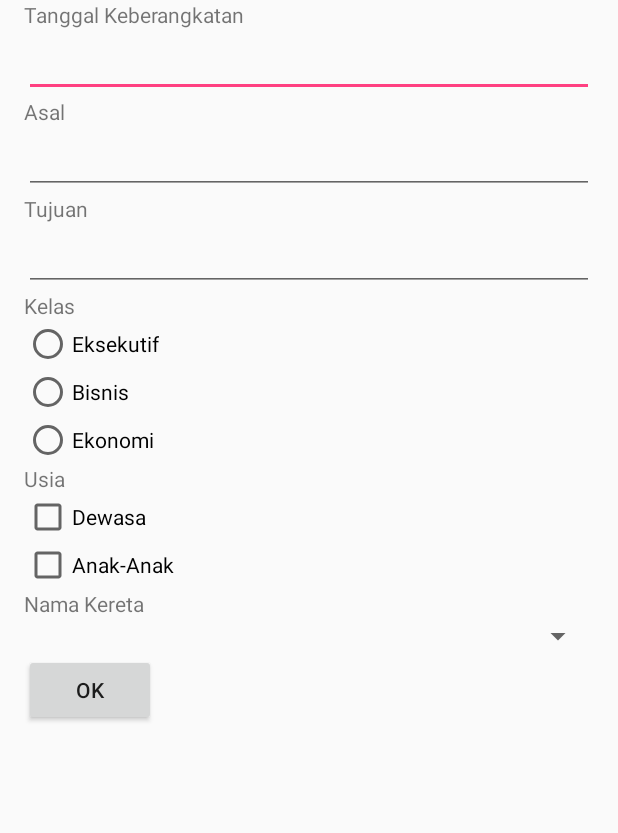
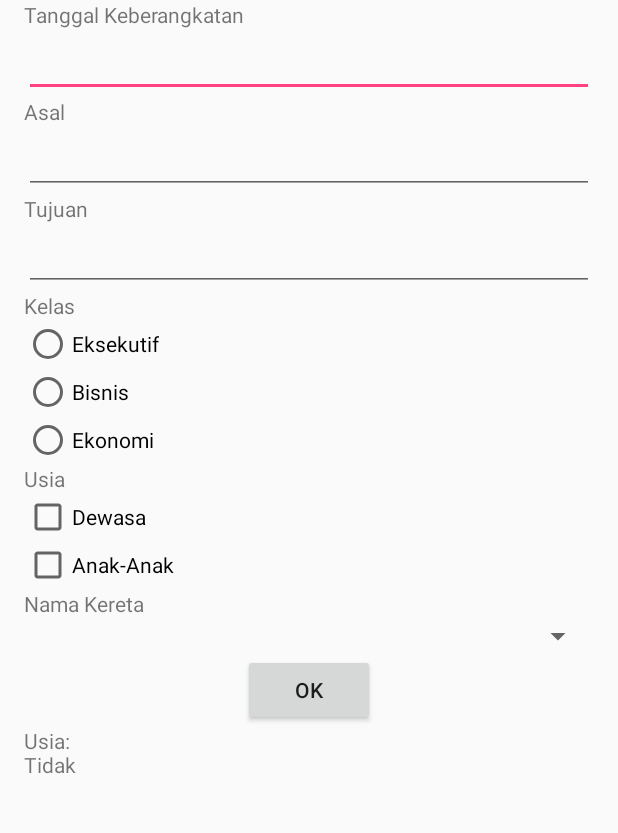
Before and after one commit to ifanrifaihardiyanto/Formulir, an Android app: the screen it shows after launch (MainActivity), after a tap on "OK", on a phone screen of 412 x 824 dp, the part 232-1065 px from its top. Run offline under Robolectric (Android 15) with nearby library versions, the phone set to English and light mode, and no system bars.

```diff
--- a/app/src/main/java/id/sch/smktelkom_mlg/learn/formulir/MainActivity.java
+++ b/app/src/main/java/id/sch/smktelkom_mlg/learn/formulir/MainActivity.java
@@ -4,39 +4,135 @@ import android.os.Bundle;
 import android.support.v7.app.AppCompatActivity;
 import android.view.View;
 import android.widget.Button;
-import android.widget.EditText;
+import android.widget.CheckBox;
+import android.widget.RadioButton;
 import android.widget.TextView;
 
 public class MainActivity extends AppCompatActivity {
 
-    EditText etTgl;
+    /*EditText etTgl;
     EditText etAsal;
-    EditText etTujuan;
+    EditText etTujuan;*/
     Button bOK;
     TextView tvHasil;
+    RadioButton rbEks, rbBis, rbEk;
+    CheckBox cbDew, cbAn;
 
     @Override
     protected void onCreate(Bundle savedInstanceState) {
         super.onCreate(savedInstanceState);
         setContentView(R.layout.activity_main);
 
-        etTgl = (EditText) findViewById(R.id.editTextTgl);
+       /* etTgl = (EditText) findViewById(R.id.editTextTgl);
         etAsal = (EditText) findViewById(R.id.editTextAsal);
-        etTujuan = (EditText) findViewById(R.id.editTextTujuan);
-        bOK = (Button) findViewById(R.id.buttonOK);
+        etTujuan = (EditText) findViewById(R.id.editTextTujuan);*/
+//        bOK = (Button) findViewById(R.id.buttonOK);
+        rbEks = (RadioButton) findViewById(R.id.radioButtonEks);
+        rbBis = (RadioButton) findViewById(R.id.radioButtonBis);
+        rbEk = (RadioButton) findViewById(R.id.radioButtonEk);
+        /*etAsal.setText("");
+        etTgl.setText("");
+        etTujuan.setText("");*/
+        cbDew = (CheckBox) findViewById(R.id.checkBoxDew);
+        cbAn = (CheckBox) findViewById(R.id.checkBoxAn);
+
         tvHasil = (TextView) findViewById(R.id.textViewHasil);
-        etAsal.setText("");
-        etTgl.setText("");
-        etTujuan.setText("");
 
-        bOK.setOnClickListener(new View.OnClickListener() {
+       /* bOK.setOnClickListener(new View.OnClickListener() {
             @Override
             public void onClick(View view) {
                 String tgl = etTgl.getText().toString();
                 String Asal = etAsal.getText().toString();
                 String Tujuan = etTujuan.getText().toString();
                 tvHasil.setText(tgl + "\n" + Asal + "\n" + Tujuan);
+                doProses();
+            }
+
+            private void doProses() {
+                if (isValid()) {
+                    String tgl = etTgl.getText().toString();
+                    String Asal = etAsal.getText().toString();
+                    String Tujuan = etTujuan.getText().toString();
+                    tvHasil.setText(tgl + "\n" + Asal + "\n" + Tujuan);
+                }
+            }
+
+            private boolean isValid() {
+                boolean valid = true;
+
+                String Tanggal = etTgl.getText().toString();
+                String  Asal = etAsal.getText().toString();
+                String  Tujuan = etTujuan.getText().toString();
+
+                if (Tanggal.isEmpty())
+                {
+                    etTgl.setError("Tidak Boleh Kosong");
+                    valid = false;
+                }
+                else
+                {
+                    etTgl.setError(null);
+                }
+
+                if (Asal.isEmpty())
+                {
+                    etAsal.setError("Tidak Boleh Kosong!");
+                    valid = false;
+                }
+                else
+                {
+                    etAsal.setError(null);
+                }
+
+                if (Tujuan.isEmpty())
+                {
+                    etTujuan.setError("Tidak Boleh Kosong!");
+                }
+                else
+                {
+                    etTujuan.setError(null);
+                }
+                return valid;
+            }
+        });*/
+
+        findViewById(R.id.buttonOK).setOnClickListener(new View.OnClickListener() {
+            @Override
+            public void onClick(View view) {
+                doClick();
+                Click();
             }
         });
+
+    }
+
+    private void doClick() {
+        String hasil = null;
+
+        if (rbEks.isChecked()) {
+            hasil = rbEks.getText().toString();
+        } else if (rbBis.isChecked()) {
+            hasil = rbBis.getText().toString();
+        } else if (rbEk.isChecked()) {
+            hasil = rbEk.getText().toString();
+        }
+
+        if (hasil == null) {
+            tvHasil.setText("Anda Belum Memilih");
+        } else {
+            tvHasil.setText("Kelas :" + hasil);
+        }
+
+    }
+
+    private void Click() {
+        String hasil = "Usia:\n";
+        int startlen = hasil.length();
+        if (cbDew.isChecked()) hasil += cbDew.getText() + "\n";
+        if (cbAn.isChecked()) hasil += cbAn.getText() + "\n";
+
+        if (hasil.length() == startlen) hasil += "Tidak";
+
+        tvHasil.setText(hasil);
     }
 }
--- a/app/src/main/res/layout/activity_main.xml
+++ b/app/src/main/res/layout/activity_main.xml
@@ -78,6 +78,7 @@
             android:text="Kelas" />
 
         <RadioGroup
+            android:id="@+id/radioGroupKelas"
             android:layout_width="wrap_content"
             android:layout_height="wrap_content">
 
@@ -133,6 +134,7 @@
             android:id="@+id/buttonOK"
             android:layout_width="wrap_content"
             android:layout_height="wrap_content"
+            android:layout_gravity="center_horizontal"
             android:text="OK" />
 
         <TextView
```
